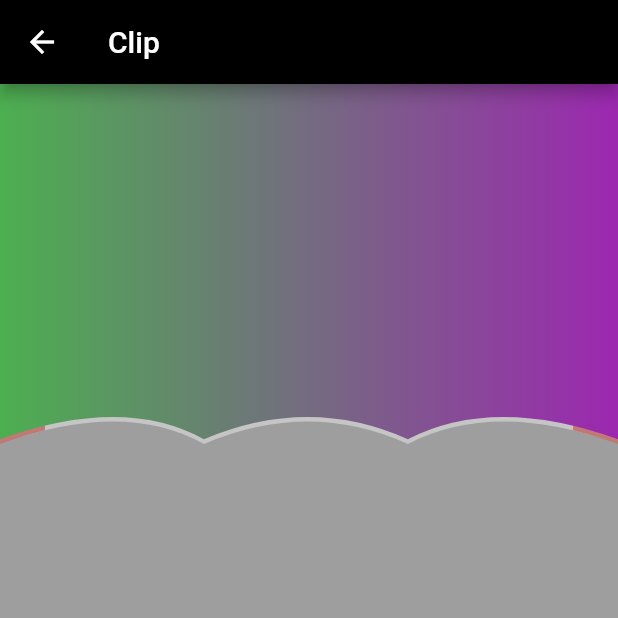
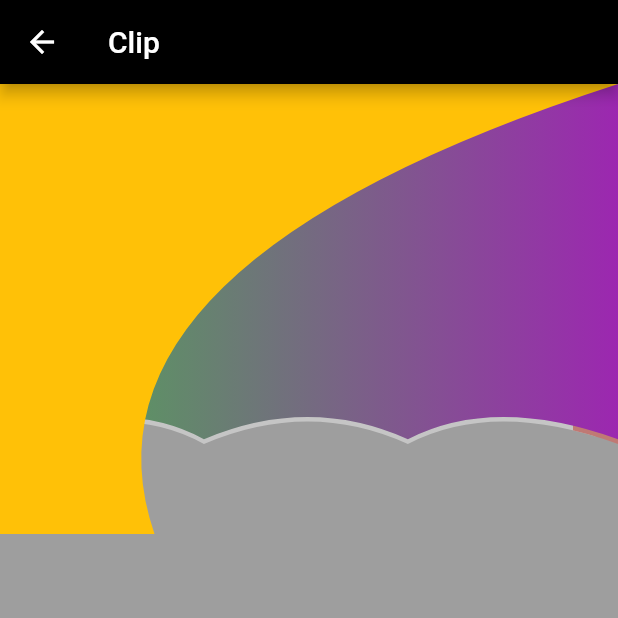
Before and after one commit to jobic10/flutter_again, a Flutter app: the MyClip screen opened directly, on a phone screen of 412 x 824 dp, the top half of it. Run offline on Flutter 3.47's test engine with Material 2 defaults, Android fonts, the phone set to English and light mode, and no system bars; our stand-ins replace clay_containers, flutter_screenutil, sleek_circular_slider.

Commit message:
Done with Brezier

```diff
--- a/lib/day4/clip.dart
+++ b/lib/day4/clip.dart
@@ -47,6 +47,14 @@ class MyClip extends StatelessWidget {
               ),
               opacity: 1,
             ),
+            ClipPath(
+              clipper: EdgeClipper(),
+              child: Container(
+                height: 300,
+                width: double.infinity,
+                color: Colors.amber,
+              ),
+            ),
           ],
         ),
       ),
@@ -92,3 +100,18 @@ class WaveClipper extends CustomClipper<Path> {
   bool shouldReclip(covariant CustomClipper<Path> oldClipper) =>
       true; //Change back to false
 }
+
+class EdgeClipper extends CustomClipper<Path> {
+  @override
+  Path getClip(Size size) {
+    var path = Path();
+    path.lineTo(0, size.height);
+    path.lineTo(size.width * .25, size.height);
+    path.quadraticBezierTo(size.width * .1, size.height * .4, size.width, 0);
+    path.lineTo(0, 0);
+    return path;
+  }
+
+  @override
+  bool shouldReclip(covariant CustomClipper<Path> oldClipper) => true;
+}
```
